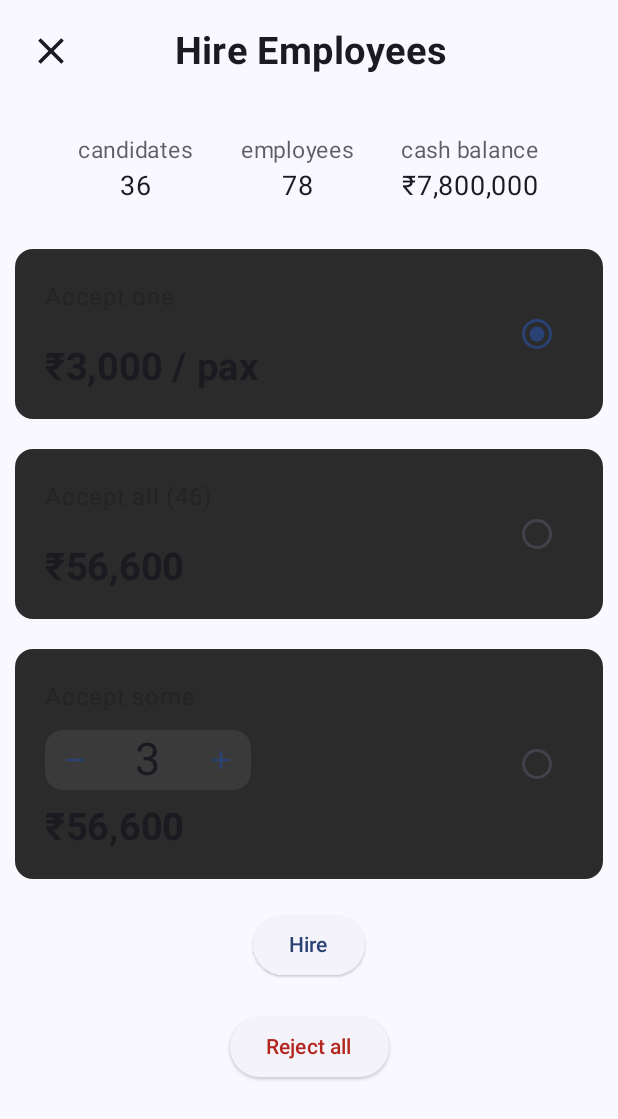
After one commit to joshuajgomez/codeforce, an Android app built with Jetpack Compose: the composable HireEmployeeScreen shown on its own in the app's theme, on a phone screen of 412 x 824 dp. The commit adds this screen. Shown: the top 1119 px of the screen. Run offline under Robolectric (Android 15) with nearby library versions, the phone set to English and light mode, and no system bars; our stand-ins replace constraintlayout-compose.

Commit message:
Hire Employee Screen

```diff
--- a/app/src/main/java/com/triplerock/codeforce/screens/Common.kt
+++ b/app/src/main/java/com/triplerock/codeforce/screens/Common.kt
@@ -139,13 +139,14 @@ fun TitleBar(
 fun InfoBox(
     modifier: Modifier = Modifier,
     keyValue: HashMap<String, String> = sampleKeyValue,
+    color: Color = Black20,
 ) {
     LazyRow(
         horizontalArrangement = Arrangement.SpaceEvenly,
         modifier = modifier
             .layoutId("capacity")
             .background(
-                Black20,
+                color,
                 RoundedCornerShape(8.dp)
             )
             .padding(horizontal = 10.dp, vertical = 10.dp)
@@ -170,7 +171,7 @@ fun PreviewCustomCard(
                 .background(colorScheme.background)
                 .padding(10.dp)
         ) {
-            CustomCard {
+            CfCard {
                 Text(
                     text = "this is the custom card",
                     Modifier.padding(20.dp)
@@ -181,7 +182,7 @@ fun PreviewCustomCard(
 }
 
 @Composable
-fun CustomCard(
+fun CfCard(
     modifier: Modifier = Modifier,
     color: Color = Black10,
     content: @Composable ColumnScope.() -> Unit = {},
@@ -210,7 +211,7 @@ fun NumberSelector(
     onMinusPress: () -> Unit = {},
     iconSize: Dp = 50.dp,
 ) {
-    CustomCard(
+    CfCard(
         modifier = modifier,
         color = Black20
     ) {
@@ -262,7 +263,7 @@ fun CommonBody(
     modifier: Modifier,
     content: @Composable ColumnScope.() -> Unit = {},
 ) {
-    CustomCard(
+    CfCard(
         modifier
             .fillMaxSize()
             .padding(10.dp), color = Black05,
--- a/app/src/main/java/com/triplerock/codeforce/screens/EventsScreen.kt
+++ b/app/src/main/java/com/triplerock/codeforce/screens/EventsScreen.kt
@@ -49,7 +49,7 @@ fun PreviewEventsViewShort() {
 
 @Composable
 fun EventsViewShort() {
-    CustomCard(
+    CfCard(
         modifier = Modifier.height(150.dp)
     ) {
         EventsList()
--- a/app/src/main/java/com/triplerock/codeforce/screens/FloorView.kt
+++ b/app/src/main/java/com/triplerock/codeforce/screens/FloorView.kt
@@ -1,6 +1,5 @@
 package com.triplerock.codeforce.screens
 
-import androidx.compose.foundation.background
 import androidx.compose.foundation.border
 import androidx.compose.foundation.clickable
 import androidx.compose.foundation.layout.Arrangement
@@ -9,7 +8,6 @@ import androidx.compose.foundation.layout.Column
 import androidx.compose.foundation.layout.Row
 import androidx.compose.foundation.layout.padding
 import androidx.compose.foundation.layout.size
-import androidx.compose.material3.CardDefaults
 import androidx.compose.material3.MaterialTheme.colorScheme
 import androidx.compose.material3.Text
 import androidx.compose.runtime.Composable
@@ -31,7 +29,7 @@ private fun PreviewFloorView() {
 
 @Composable
 fun FloorView(rooms: List<Room> = sampleRooms) {
-    CustomCard(
+    CfCard(
         modifier = Modifier,
     ) {
         Box(
--- /dev/null
+++ b/app/src/main/java/com/triplerock/codeforce/screens/HireEmployeeScreen.kt
@@ -0,0 +1,158 @@
+package com.triplerock.codeforce.screens
+
+import androidx.compose.foundation.layout.Arrangement
+import androidx.compose.foundation.layout.Column
+import androidx.compose.foundation.layout.Row
+import androidx.compose.foundation.layout.fillMaxWidth
+import androidx.compose.foundation.layout.padding
+import androidx.compose.material3.ElevatedButton
+import androidx.compose.material3.MaterialTheme.colorScheme
+import androidx.compose.material3.OutlinedButton
+import androidx.compose.material3.RadioButton
+import androidx.compose.material3.Scaffold
+import androidx.compose.material3.Text
+import androidx.compose.runtime.Composable
+import androidx.compose.runtime.getValue
+import androidx.compose.runtime.mutableStateOf
+import androidx.compose.runtime.remember
+import androidx.compose.runtime.setValue
+import androidx.compose.ui.Alignment
+import androidx.compose.ui.Modifier
+import androidx.compose.ui.layout.layoutId
+import androidx.compose.ui.text.font.FontWeight
+import androidx.compose.ui.unit.dp
+import androidx.compose.ui.unit.sp
+import androidx.constraintlayout.compose.ConstraintLayout
+import androidx.constraintlayout.compose.ConstraintSet
+import com.triplerock.codeforce.data.displayCost
+import com.triplerock.codeforce.ui.theme.CodeForceTheme
+
+@DarkPreview
+@Composable
+fun PreviewHireEmployeeScreen() {
+    CodeForceTheme {
+        HireEmployeeScreen()
+    }
+}
+
+@Composable
+fun HireEmployeeScreen() {
+    Scaffold(topBar = { TitleBar("Hire Employees") }) {
+        CandidateListContainer(Modifier.padding(it))
+    }
+}
+
+@Composable
+fun CandidateListContainer(modifier: Modifier) {
+    Column(
+        horizontalAlignment = Alignment.CenterHorizontally,
+        verticalArrangement = Arrangement.spacedBy(20.dp),
+        modifier = modifier.padding(10.dp),
+    ) {
+        InfoBox(
+            keyValue = hashMapOf(
+                "employees" to "78",
+                "cash balance" to 7800000.displayCost(),
+                "candidates" to "36",
+            ),
+            color = colorScheme.background
+        )
+        HireCard(
+            "Accept one",
+            cost = "${3000.displayCost()} / pax",
+            isSelected = true,
+        )
+        HireCard(
+            "Accept all (46)",
+            cost = 56600.displayCost()
+        )
+        HireCard(
+            "Accept some",
+            cost = 56600.displayCost(),
+            isShowNumberSelector = true
+        )
+        ElevatedButton(
+            onClick = { /*TODO*/ }, modifier = Modifier
+        ) {
+            Text(
+                text = "Hire",
+                color = colorScheme.primary
+            )
+        }
+        ElevatedButton(onClick = { /*TODO*/ }) {
+            Text(
+                text = "Reject all",
+                color = colorScheme.error
+            )
+        }
+    }
+}
+
+val hireCardConstraints = ConstraintSet {
+    val label = createRefFor("label")
+    val cost = createRefFor("cost")
+    val radio = createRefFor("radio")
+    val selector = createRefFor("selector")
+
+    constrain(label) {
+        start.linkTo(parent.start)
+        top.linkTo(parent.top)
+    }
+
+    constrain(cost) {
+        start.linkTo(parent.start)
+        bottom.linkTo(parent.bottom)
+    }
+
+    constrain(radio) {
+        end.linkTo(parent.end)
+        top.linkTo(parent.top)
+        bottom.linkTo(parent.bottom)
+    }
+
+    constrain(selector) {
+        start.linkTo(parent.start)
+        top.linkTo(label.bottom, 10.dp)
+        bottom.linkTo(cost.top, 10.dp)
+    }
+
+}
+
+@Composable
+fun HireCard(
+    text: String = "Accept one",
+    cost: String = "$ 5000 /  engineer",
+    isSelected: Boolean = false,
+    isShowNumberSelector: Boolean = false,
+) {
+    CfCard {
+        ConstraintLayout(
+            hireCardConstraints,
+            modifier = Modifier
+                .fillMaxWidth()
+                .padding(20.dp),
+        ) {
+            Text(
+                text = text,
+                color = colorScheme.onBackground.copy(alpha = 0.5f),
+                modifier = Modifier.layoutId("label")
+            )
+            Text(
+                text = cost,
+                fontSize = 25.sp,
+                fontWeight = FontWeight.Bold,
+                modifier = Modifier.layoutId("cost")
+            )
+            RadioButton(
+                onClick = { /*TODO*/ },
+                selected = isSelected,
+                modifier = Modifier.layoutId("radio")
+            )
+            if (isShowNumberSelector)
+                NumberSelector(
+                    modifier = Modifier.layoutId("selector"),
+                    iconSize = 40.dp
+                )
+        }
+    }
+}
--- a/app/src/main/java/com/triplerock/codeforce/screens/ProjectsScreen.kt
+++ b/app/src/main/java/com/triplerock/codeforce/screens/ProjectsScreen.kt
@@ -178,7 +178,7 @@ fun ProjectCard(
     onSubmitClick: () -> Unit = {},
 ) {
     var expanded by remember { mutableStateOf(isExpanded) }
-    CustomCard {
+    CfCard {
         Column(
             modifier = Modifier
                 .fillMaxWidth()
--- a/app/src/main/java/com/triplerock/codeforce/screens/RoomDetailScreen.kt
+++ b/app/src/main/java/com/triplerock/codeforce/screens/RoomDetailScreen.kt
@@ -118,7 +118,7 @@ fun PreviewAddEmployeeView(modifier: Modifier = Modifier) {
 
 @Composable
 fun AddEmployeeCard(modifier: Modifier = Modifier) {
-    CustomCard(modifier = modifier) {
+    CfCard(modifier = modifier) {
         Column(
             modifier = Modifier
                 .fillMaxWidth()
--- a/app/src/main/java/com/triplerock/codeforce/screens/SelectRoomScreen.kt
+++ b/app/src/main/java/com/triplerock/codeforce/screens/SelectRoomScreen.kt
@@ -115,7 +115,7 @@ fun RoomCard(
     roomType: RoomType = RoomType.Developer,
     onClick: () -> Unit = {},
 ) {
-    CustomCard(modifier = Modifier.padding(5.dp)) {
+    CfCard(modifier = Modifier.padding(5.dp)) {
         var expanded by remember { mutableStateOf(false) }
         ConstraintLayout(
             constraintSet = roomCardConstraintSet(if (expanded) 20.dp else 0.dp),
--- a/app/src/main/java/com/triplerock/codeforce/screens/ui/theme/Color.kt
+++ b/app/src/main/java/com/triplerock/codeforce/screens/ui/theme/Color.kt
@@ -13,7 +13,7 @@ val Pink40 = Color(0xFF7D5260)
 val White10 = Color(0xFF4CAF50)
 val Green40 = Color(0xFFFFFFFF)
 val Black05 = Color(0xFF202020)
-val Black10 = Color(0xFF1B1B1B)
+val Black10 = Color(0xFF2B2B2B)
 val Black20 = Color(0xFF3A3A3A)
 val Blue40 = Color(0xFF2196F3)
 val Purple20 = Color(0xFF6650a4)
--- a/gradle/libs.versions.toml
+++ b/gradle/libs.versions.toml
@@ -10,6 +10,7 @@ lifecycleRuntimeKtx = "2.7.0"
 activityCompose = "1.9.0"
 composeBom = "2023.08.00"
 materialIconsExtended = "1.6.6"
+material3Android = "1.2.1"
 
 [libraries]
 androidx-constraintlayout-compose = { module = "androidx.constraintlayout:constraintlayout-compose", version.ref = "constraintlayoutCompose" }
@@ -28,6 +29,7 @@ androidx-ui-tooling-preview = { group = "androidx.compose.ui", name = "ui-toolin
 androidx-ui-test-manifest = { group = "androidx.compose.ui", name = "ui-test-manifest" }
 androidx-ui-test-junit4 = { group = "androidx.compose.ui", name = "ui-test-junit4" }
 androidx-material3 = { group = "androidx.compose.material3", name = "material3" }
+androidx-material3-android = { group = "androidx.compose.material3", name = "material3-android", version.ref = "material3Android" }
 
 [plugins]
 androidApplication = { id = "com.android.application", version.ref = "agp" }
```
